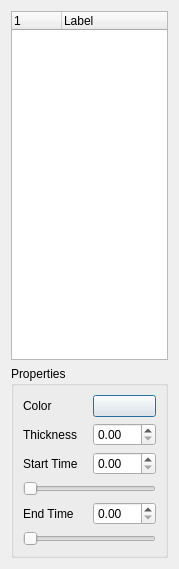
Old version of the form trunk/src/edr/src/plugins/kinematic/ui/TrajectoriesDialog.ui in the repository mk4me/hm-mde-one.
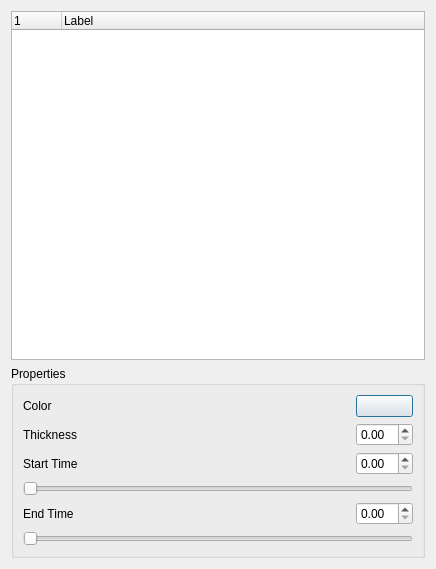
New version of the form. Icons and pictures are not drawn.

```diff
--- a/trunk/src/edr/src/plugins/kinematic/ui/TrajectoriesDialog.ui
+++ b/trunk/src/edr/src/plugins/kinematic/ui/TrajectoriesDialog.ui
@@ -6,7 +6,7 @@
    <rect>
     <x>0</x>
     <y>0</y>
-    <width>179</width>
+    <width>436</width>
     <height>569</height>
    </rect>
   </property>
@@ -28,6 +28,9 @@
      <attribute name="headerDefaultSectionSize">
       <number>50</number>
      </attribute>
+     <attribute name="headerMinimumSectionSize">
+      <number>40</number>
+     </attribute>
      <column>
       <property name="text">
        <string/>
@@ -52,6 +55,12 @@
      <layout class="QGridLayout" name="gridLayout">
       <item row="0" column="0">
        <widget class="QLabel" name="colorLabel">
+        <property name="sizePolicy">
+         <sizepolicy hsizetype="Expanding" vsizetype="Preferred">
+          <horstretch>0</horstretch>
+          <verstretch>0</verstretch>
+         </sizepolicy>
+        </property>
         <property name="text">
          <string>Color</string>
         </property>
@@ -66,6 +75,12 @@
       </item>
       <item row="1" column="0">
        <widget class="QLabel" name="thicknessLabel">
+        <property name="sizePolicy">
+         <sizepolicy hsizetype="Expanding" vsizetype="Preferred">
+          <horstretch>0</horstretch>
+          <verstretch>0</verstretch>
+         </sizepolicy>
+        </property>
         <property name="text">
          <string>Thickness</string>
         </property>
@@ -80,6 +95,12 @@
       </item>
       <item row="2" column="0">
        <widget class="QLabel" name="startTimeLabel">
+        <property name="sizePolicy">
+         <sizepolicy hsizetype="Expanding" vsizetype="Preferred">
+          <horstretch>0</horstretch>
+          <verstretch>0</verstretch>
+         </sizepolicy>
+        </property>
         <property name="text">
          <string>Start Time</string>
         </property>
@@ -94,6 +115,12 @@
       </item>
       <item row="4" column="0">
        <widget class="QLabel" name="endTimeLabel">
+        <property name="sizePolicy">
+         <sizepolicy hsizetype="Expanding" vsizetype="Preferred">
+          <horstretch>0</horstretch>
+          <verstretch>0</verstretch>
+         </sizepolicy>
+        </property>
         <property name="text">
          <string>End Time</string>
         </property>
```
Left out of the diff: 4 changed lines with no effect on the pictures.
